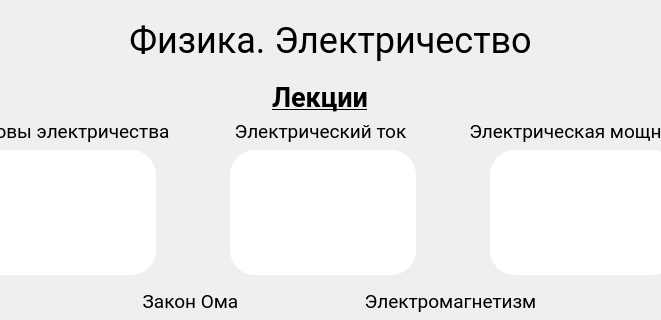
This is ui/app.ui in vemneyy/educational-practice-gui as Qt 5 draws it before an edit; both pictures show x 100 to 761 and y 0 to 320 of the 850 by 700 pixel window. The edited form follows.
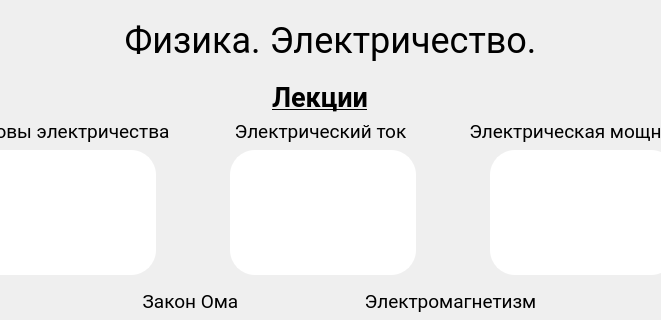
This is the edited form. Icons and pictures are not drawn.

Diff of the .ui file:
```diff
--- a/ui/app.ui
+++ b/ui/app.ui
@@ -511,7 +511,7 @@
      </font>
     </property>
     <property name="text">
-     <string>Физика. Электричество</string>
+     <string>Физика. Электричество.</string>
     </property>
     <property name="alignment">
      <set>Qt::AlignCenter</set>
```
Left out of the diff: 4 changed lines with no effect on the pictures.
